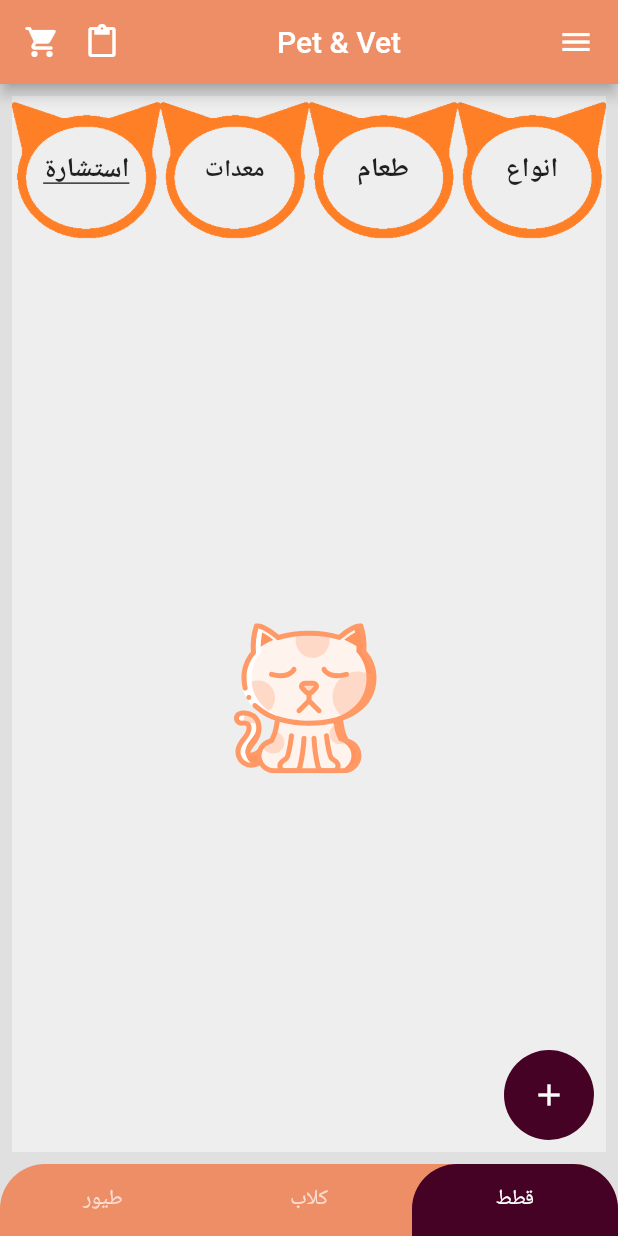
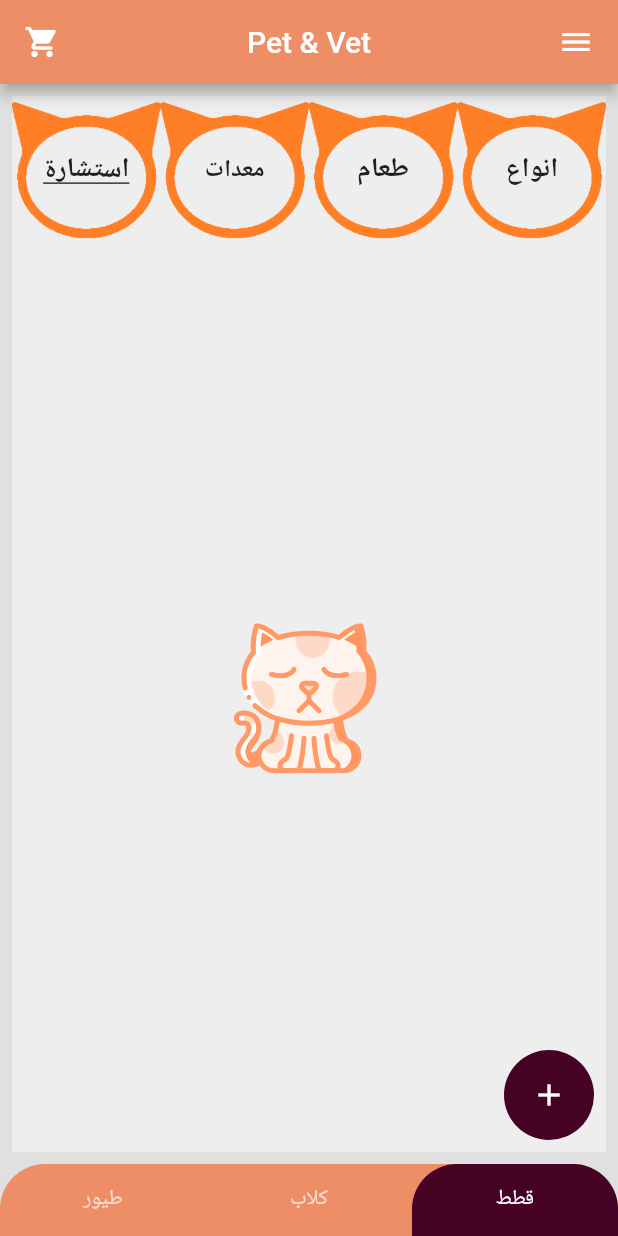
Before and after one commit to awshakam1998/pet_vet, a Flutter app: the screen it shows after launch, after a tap on "استشارة", on a phone screen of 412 x 824 dp. Run offline on Flutter 3.47's test engine with Material 2 defaults, Android fonts, the phone set to English and light mode, and no system bars; our stand-ins replace firebase_auth, firebase_core, firebase_database, firebase_storage, flutter_login, flutter_svg and 9 more; missing offline and left inert: geocoder, images_picker, sendgrid_mailer; accounts and stored records are empty.

Commit message:
18/8/2021

```diff
--- a/lib/models/products.dart
+++ b/lib/models/products.dart
@@ -17,6 +17,8 @@ class Product {
     this.price,
     this.productId,
   });
+
+
 
   String category;
   String desc;
--- a/lib/view/screens/consulting_screen.dart
+++ b/lib/view/screens/consulting_screen.dart
@@ -42,7 +42,6 @@ class _ConsultingScreenState extends State<ConsultingScreen> {
       consultsList.forEach((key,cons) {
 
        if(mounted){
-
          setState(() {
            Consult consult = cons;
            if (consult.section == widget.section)
--- a/lib/view/screens/home_page.dart
+++ b/lib/view/screens/home_page.dart
@@ -51,17 +51,6 @@ class _HomePageState extends State<HomePage> {
                 child: Center(
                   child: Row(
                     children: [
-                      Padding(
-                        padding: const EdgeInsets.all(8.0),
-                        child: InkWell(
-                            onTap: () {
-                              LocalStorage().setLogin(false);
-                            },
-                            child: Icon(
-                              Icons.paste,
-                              color: Colors.white,
-                            )),
-                      ),
                       Padding(
                         padding: const EdgeInsets.all(8.0),
                         child: InkWell(
--- a/lib/view/screens/splash_screen.dart
+++ b/lib/view/screens/splash_screen.dart
@@ -48,6 +48,7 @@ print('asdfgh');
 
   @override
   Widget build(BuildContext context) {
+    print('aws');
     return Scaffold(
       backgroundColor: MyColors().primary,
       body: Column(
--- a/lib/view/widgets/drawer.dart
+++ b/lib/view/widgets/drawer.dart
@@ -115,6 +115,8 @@ class _DrawerAppState extends State<DrawerApp> {
                     );
                   },
                 ),
+
+
                 currentUser.value.id != null
                     ? ListTile(
 
@@ -125,6 +127,7 @@ class _DrawerAppState extends State<DrawerApp> {
                     setState(() {
                       LocalStorage().setLogin(false);
                       LocalStorage().saveUser(UserApp());
+                      currentUser.value=UserApp();
                      Get.back();
                     });
                   },
```
